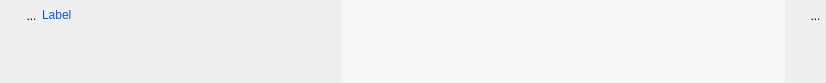
This is UiQT4/desWidgetPlusieursInto.ui in SalomePlatform/eficas_tools as Qt 5 draws it before an edit. The edited form follows.
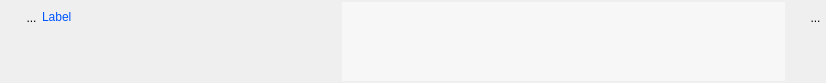
This is the edited form. Icons and pictures are not drawn.

Diff of the .ui file:
```diff
--- a/UiQT4/desWidgetPlusieursInto.ui
+++ b/UiQT4/desWidgetPlusieursInto.ui
@@ -29,9 +29,18 @@
    <property name="spacing">
     <number>0</number>
    </property>
-   <property name="margin">
+   <property name="leftMargin">
     <number>0</number>
    </property>
+   <property name="topMargin">
+    <number>2</number>
+   </property>
+   <property name="rightMargin">
+    <number>0</number>
+   </property>
+   <property name="bottomMargin">
+    <number>2</number>
+   </property>
    <item>
     <layout class="QVBoxLayout" name="verticalLayout_3">
      <property name="spacing">
@@ -171,7 +180,7 @@
         <x>0</x>
         <y>0</y>
         <width>435</width>
-        <height>83</height>
+        <height>79</height>
        </rect>
       </property>
       <property name="sizePolicy">
```
Left out of the diff: 4 changed lines with no effect on the pictures.
